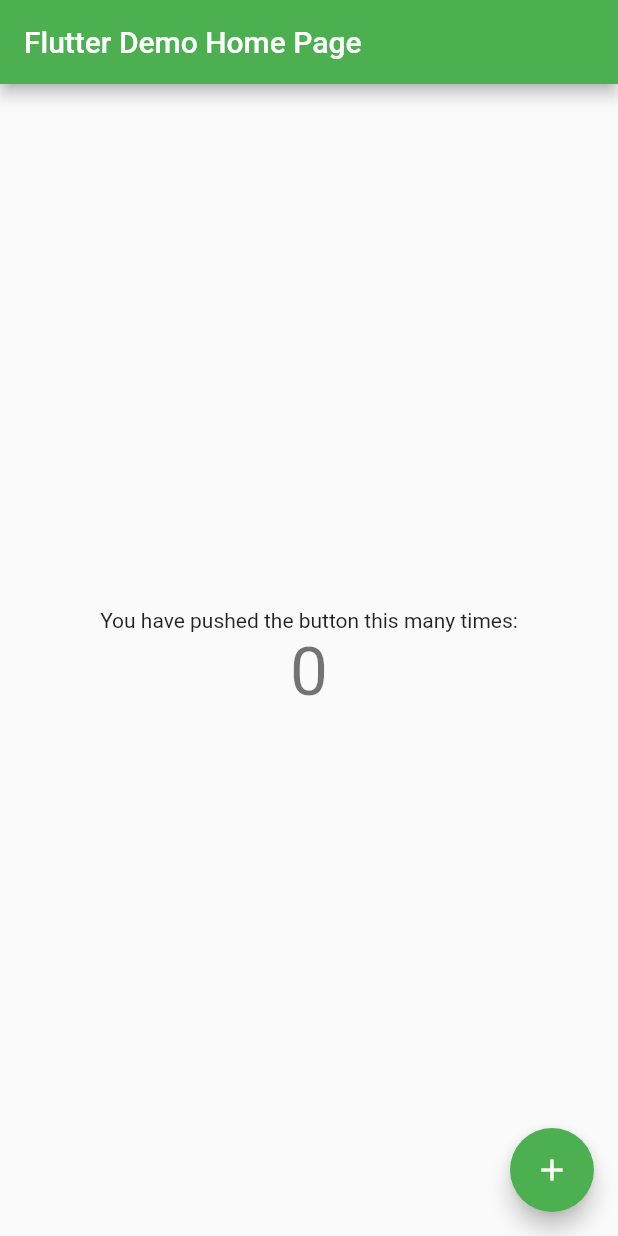
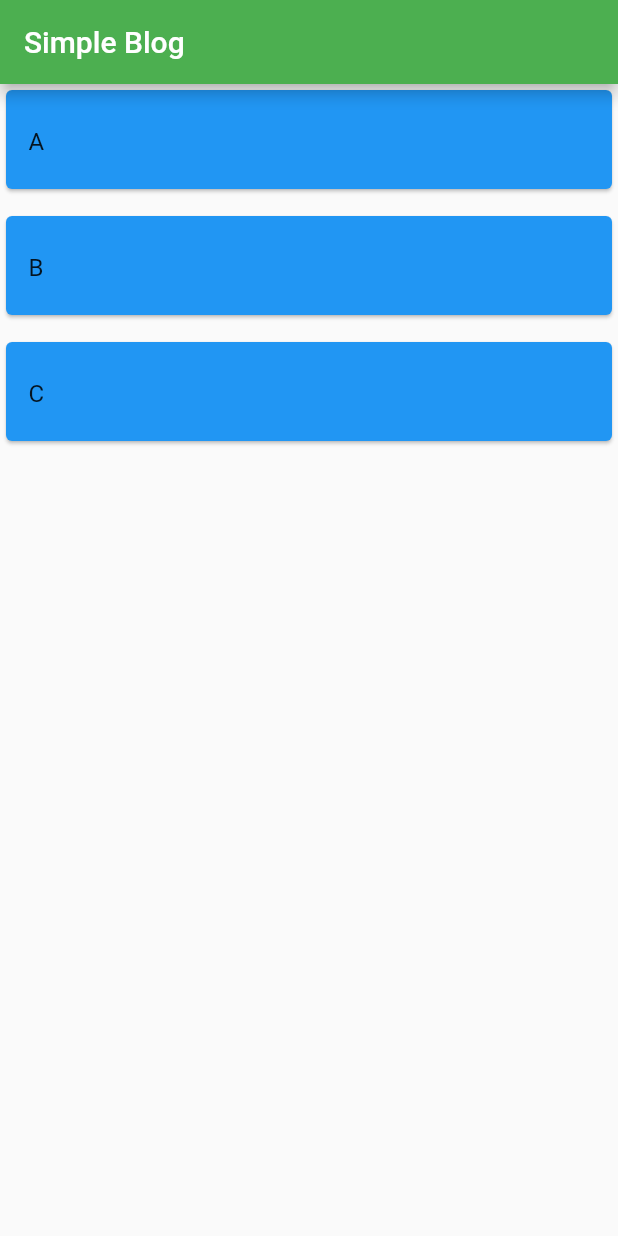
Before and after one commit to RasheeqZaman/Simple-Blog, a Flutter app: the screen it shows after launch, on a phone screen of 412 x 824 dp. Run offline on Flutter 3.47's test engine with Material 2 defaults, Android fonts, the phone set to English and light mode, and no system bars.

Commit message:
Added Demo ListView.

```diff
--- a/lib/main.dart
+++ b/lib/main.dart
@@ -5,39 +5,20 @@ void main() {
 }
 
 class MyApp extends StatelessWidget {
-  // This widget is the root of your application.
   @override
   Widget build(BuildContext context) {
     return MaterialApp(
-      title: 'Flutter Demo',
+      title: 'Simple Blog App',
       theme: ThemeData(
-        // This is the theme of your application.
-        //
-        // Try running your application with "flutter run". You'll see the
-        // application has a blue toolbar. Then, without quitting the app, try
-        // changing the primarySwatch below to Colors.green and then invoke
-        // "hot reload" (press "r" in the console where you ran "flutter run",
-        // or simply save your changes to "hot reload" in a Flutter IDE).
-        // Notice that the counter didn't reset back to zero; the application
-        // is not restarted.
         primarySwatch: Colors.green,
       ),
-      home: MyHomePage(title: 'Flutter Demo Home Page'),
+      home: MyHomePage(title: 'Simple Blog'),
     );
   }
 }
 
 class MyHomePage extends StatefulWidget {
   MyHomePage({Key key, this.title}) : super(key: key);
-
-  // This widget is the home page of your application. It is stateful, meaning
-  // that it has a State object (defined below) that contains fields that affect
-  // how it looks.
-
-  // This class is the configuration for the state. It holds the values (in this
-  // case the title) provided by the parent (in this case the App widget) and
-  // used by the build method of the State. Fields in a Widget subclass are
-  // always marked "final".
 
   final String title;
 
@@ -46,68 +27,40 @@ class MyHomePage extends StatefulWidget {
 }
 
 class _MyHomePageState extends State<MyHomePage> {
-  int _counter = 0;
 
-  void _incrementCounter() {
-    setState(() {
-      // This call to setState tells the Flutter framework that something has
-      // changed in this State, which causes it to rerun the build method below
-      // so that the display can reflect the updated values. If we changed
-      // _counter without calling setState(), then the build method would not be
-      // called again, and so nothing would appear to happen.
-      _counter++;
-    });
-  }
+  List<String> blogName = ["A", "B", "C"];
 
   @override
   Widget build(BuildContext context) {
-    // This method is rerun every time setState is called, for instance as done
-    // by the _incrementCounter method above.
-    //
-    // The Flutter framework has been optimized to make rerunning build methods
-    // fast, so that you can just rebuild anything that needs updating rather
-    // than having to individually change instances of widgets.
     return Scaffold(
       appBar: AppBar(
-        // Here we take the value from the MyHomePage object that was created by
-        // the App.build method, and use it to set our appbar title.
         title: Text(widget.title),
       ),
-      body: Center(
-        // Center is a layout widget. It takes a single child and positions it
-        // in the middle of the parent.
-        child: Column(
-          // Column is also a layout widget. It takes a list of children and
-          // arranges them vertically. By default, it sizes itself to fit its
-          // children horizontally, and tries to be as tall as its parent.
-          //
-          // Invoke "debug painting" (press "p" in the console, choose the
-          // "Toggle Debug Paint" action from the Flutter Inspector in Android
-          // Studio, or the "Toggle Debug Paint" command in Visual Studio Code)
-          // to see the wireframe for each widget.
-          //
-          // Column has various properties to control how it sizes itself and
-          // how it positions its children. Here we use mainAxisAlignment to
-          // center the children vertically; the main axis here is the vertical
-          // axis because Columns are vertical (the cross axis would be
-          // horizontal).
-          mainAxisAlignment: MainAxisAlignment.center,
-          children: <Widget>[
-            Text(
-              'You have pushed the button this many times:',
+      body: buildList(),
+    );
+  }
+
+  Widget buildList() {
+    return ListView.builder(
+      itemCount: blogName.length,
+      itemBuilder: (context, pos){
+        return Padding(
+          padding: EdgeInsets.only(bottom: 10.0),
+          child: Card(
+            color: Colors.blue,
+            child: Padding(
+              padding: EdgeInsets.symmetric(vertical: 20.0, horizontal: 15.0),
+              child: Text(
+                blogName[pos],
+                style: TextStyle(
+                  fontSize: 16.0,
+                  height: 1.6
+                ),
+              ),
             ),
-            Text(
-              '$_counter',
-              style: Theme.of(context).textTheme.headline3,
-            ),
-          ],
-        ),
-      ),
-      floatingActionButton: FloatingActionButton(
-        onPressed: _incrementCounter,
-        tooltip: 'Increment',
-        child: Icon(Icons.add),
-      ), // This trailing comma makes auto-formatting nicer for build methods.
+          ),
+        );
+      },
     );
   }
 }
```
